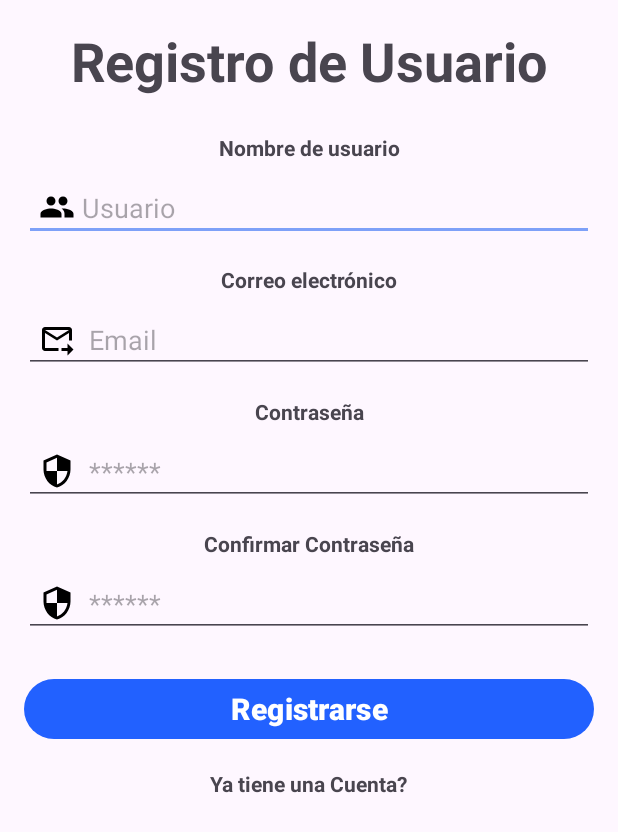
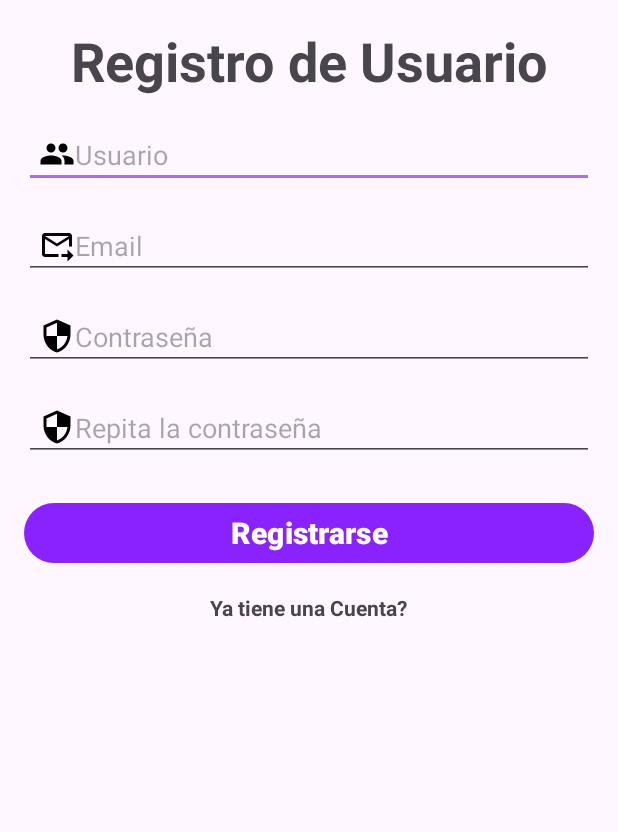
Before and after one commit to dency503/LoginProject, an Android app: the registerActivity screen opened directly, with no data from a screen before it, on a phone screen of 412 x 824 dp. Shown: the top 832 px of the screen. Run offline under Robolectric (Android 15) with nearby library versions, the light colour scheme and no system bars; our stand-ins replace Firebase (no records; nobody signed in at launch, a user with empty details on screens opened directly).

Commit message:
poniendo colores en los temas y cambios menores en los layouts

```diff
--- a/app/src/main/res/layout/activity_register.xml
+++ b/app/src/main/res/layout/activity_register.xml
@@ -13,118 +13,65 @@
         android:id="@+id/logo"
         android:layout_width="wrap_content"
         android:layout_height="wrap_content"
+        android:gravity="center"
         android:text="Registro de Usuario"
         android:textSize="36sp"
         android:textStyle="bold"
-        android:gravity="center"
-        app:layout_constraintBottom_toTopOf="@+id/textViewUsername"
         app:layout_constraintEnd_toEndOf="parent"
         app:layout_constraintStart_toStartOf="parent"
         app:layout_constraintTop_toTopOf="parent" />
-
-    <TextView
-        android:id="@+id/textViewUsername"
-        android:layout_width="wrap_content"
-        android:layout_height="wrap_content"
-        android:layout_marginTop="24dp"
-        android:text="Nombre de usuario"
-        android:textStyle="bold"
-        app:layout_constraintBottom_toTopOf="@+id/inputUsername"
-        app:layout_constraintEnd_toEndOf="parent"
-        app:layout_constraintStart_toStartOf="parent"
-        app:layout_constraintTop_toBottomOf="@+id/logo" />
 
     <EditText
         android:id="@+id/inputUsername"
         android:layout_width="0dp"
         android:layout_height="wrap_content"
-        android:layout_marginTop="8dp"
-        android:drawableLeft="@drawable/baseline_group_24"
-        android:ems="10"
-        android:hint=" Usuario"
-        android:inputType="textPersonName"
-        android:padding="10dp"
-        app:layout_constraintEnd_toEndOf="parent"
-        app:layout_constraintStart_toStartOf="parent"
-        app:layout_constraintTop_toBottomOf="@+id/textViewUsername" />
-
-    <TextView
-        android:id="@+id/textViewEmail"
-        android:layout_width="wrap_content"
-        android:layout_height="wrap_content"
-        android:layout_marginTop="16dp"
-        android:text="Correo electrónico"
-        android:textStyle="bold"
-        app:layout_constraintBottom_toTopOf="@+id/inputEmail"
-        app:layout_constraintEnd_toEndOf="parent"
-        app:layout_constraintStart_toStartOf="parent"
-        app:layout_constraintTop_toBottomOf="@+id/inputUsername" />
+        android:drawableStart="@drawable/baseline_group_24"
+    android:hint="Usuario"
+    android:inputType="textPersonName"
+    android:padding="10dp"
+    app:layout_constraintEnd_toEndOf="parent"
+    app:layout_constraintStart_toStartOf="parent"
+    app:layout_constraintTop_toBottomOf="@+id/logo"
+    android:layout_marginTop="16dp"/>
 
     <EditText
         android:id="@+id/inputEmail"
         android:layout_width="0dp"
         android:layout_height="wrap_content"
-        android:layout_marginTop="8dp"
-        android:drawableLeft="@drawable/baseline_forward_to_inbox_24"
-        android:ems="10"
-        android:hint="  Email"
+        android:drawableStart="@drawable/baseline_forward_to_inbox_24"
+        android:hint="Email"
         android:inputType="textEmailAddress"
         android:padding="10dp"
         app:layout_constraintEnd_toEndOf="parent"
         app:layout_constraintStart_toStartOf="parent"
-        app:layout_constraintTop_toBottomOf="@+id/textViewEmail" />
-
-    <TextView
-        android:id="@+id/textViewPassword"
-        android:layout_width="wrap_content"
-        android:layout_height="wrap_content"
-        android:layout_marginTop="16dp"
-        android:text="Contraseña"
-        android:textStyle="bold"
-        app:layout_constraintBottom_toTopOf="@+id/inputPassword"
-        app:layout_constraintEnd_toEndOf="parent"
-        app:layout_constraintStart_toStartOf="parent"
-        app:layout_constraintTop_toBottomOf="@+id/inputEmail" />
+        app:layout_constraintTop_toBottomOf="@+id/inputUsername"
+        android:layout_marginTop="16dp"/>
 
     <EditText
         android:id="@+id/inputPassword"
         android:layout_width="0dp"
         android:layout_height="wrap_content"
-        android:layout_marginTop="8dp"
-        android:drawableLeft="@drawable/baseline_security_24"
-        android:ems="10"
-        android:hint="  ******"
+        android:drawableStart="@drawable/baseline_security_24"
+        android:hint="Contraseña"
         android:inputType="textPassword"
         android:padding="10dp"
         app:layout_constraintEnd_toEndOf="parent"
         app:layout_constraintStart_toStartOf="parent"
-        app:layout_constraintTop_toBottomOf="@+id/textViewPassword" />
-
-    <TextView
-        android:id="@+id/textViewConfirmPassword"
-        android:layout_width="wrap_content"
-        android:layout_height="wrap_content"
-        android:layout_marginTop="16dp"
-        android:text="Confirmar Contraseña"
-        android:textStyle="bold"
-        app:layout_constraintBottom_toTopOf="@+id/inputConfirmPassword"
-        app:layout_constraintEnd_toEndOf="parent"
-        app:layout_constraintStart_toStartOf="parent"
-        app:layout_constraintTop_toBottomOf="@+id/inputPassword" />
+        app:layout_constraintTop_toBottomOf="@+id/inputEmail"
+        android:layout_marginTop="16dp"/>
 
     <EditText
         android:id="@+id/inputConfirmPassword"
         android:layout_width="0dp"
         android:layout_height="wrap_content"
-        android:layout_marginTop="8dp"
-        android:drawableLeft="@drawable/baseline_security_24"
-        android:ems="10"
-        android:hint="  ******"
+        android:drawableStart="@drawable/baseline_security_24"
+        android:hint="Repita la contraseña"
         android:inputType="textPassword"
         android:padding="10dp"
         app:layout_constraintEnd_toEndOf="parent"
         app:layout_constraintStart_toStartOf="parent"
-        app:layout_constraintTop_toBottomOf="@+id/textViewConfirmPassword" />
+        app:layout_constraintTop_toBottomOf="@+id/inputPassword"
+        android:layout_marginTop="16dp"/>
 
     <Button
         android:id="@+id/btnRegister"
--- a/app/src/main/res/values-night/themes.xml
+++ b/app/src/main/res/values-night/themes.xml
@@ -3,8 +3,8 @@
     <style name="Base.Theme.LoginProject" parent="Theme.Material3.DayNight.NoActionBar">
         <!-- Customize your dark theme here. -->
         <!-- <item name="colorPrimary">@color/my_dark_primary</item> -->
-        <item name="colorPrimary">#2261FF</item>
-        <item name="colorSecondary">#FFC022</item>
-        <item name="colorAccent">#7EA1F8</item>
+        <item name="colorPrimary">@color/colorPrimary</item>
+        <item name="colorAccent">@color/colorAccent</item>
+        <item name="colorSecondary">@color/colorSecondary</item>
     </style>
 </resources>
--- a/app/src/main/res/values/colors.xml
+++ b/app/src/main/res/values/colors.xml
@@ -2,4 +2,7 @@
 <resources>
     <color name="black">#FF000000</color>
     <color name="white">#FFFFFFFF</color>
+    <color name="colorPrimary">#8922FF</color>
+    <color name="colorAccent">#AD69FB</color>
+    <color name="colorSecondary">#76dd00</color>
 </resources>
--- a/app/src/main/res/values/themes.xml
+++ b/app/src/main/res/values/themes.xml
@@ -2,9 +2,9 @@
     <!-- Base application theme. -->
     <style name="Base.Theme.LoginProject" parent="Theme.Material3.DayNight.NoActionBar">
         <!-- Customize your light theme here. -->
-     <item name="colorPrimary">#2261FF</item>
-        <item name="colorAccent">#7EA1F8</item>
-        <item name="colorSecondary">#FFC022</item>
+     <item name="colorPrimary">@color/colorPrimary</item>
+        <item name="colorAccent">@color/colorAccent</item>
+        <item name="colorSecondary">@color/colorSecondary</item>
     </style>
 
     <style name="Theme.LoginProject" parent="Base.Theme.LoginProject" />
```
Also changed, not shown: app/src/main/res/layout/activity_acerca_de.xml (+51 -32 lines), 1 other file.
